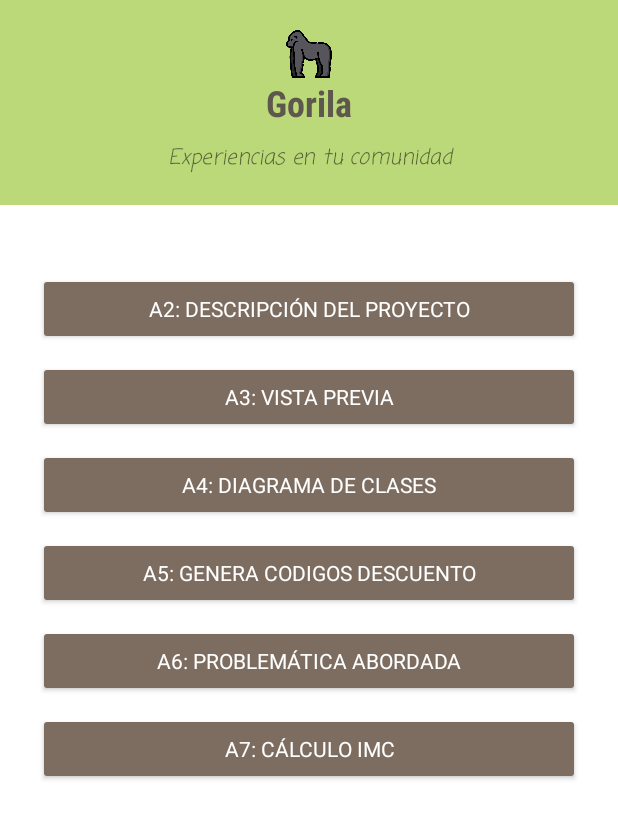
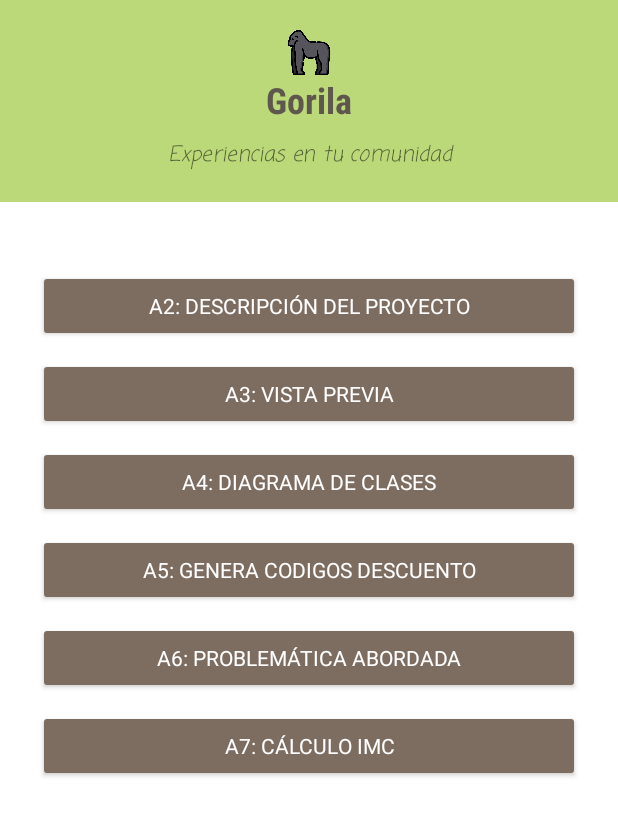
Before and after one commit to DaniniSC/Gorilapp, an Android app: the screen it shows after launch (MainActivity), on a phone screen of 412 x 824 dp. Shown: the top 819 px of the screen. Run offline under Robolectric (Android 15) with nearby library versions, the phone set to English and light mode, and no system bars.

Commit message:
Fix: height img

```diff
--- a/app/src/main/res/layout/activity_main.xml
+++ b/app/src/main/res/layout/activity_main.xml
@@ -30,7 +30,7 @@
                 <ImageView
                     android:id="@+id/imageView3"
                     android:layout_width="match_parent"
-                    android:layout_height="32dp"
+                    android:layout_height="30dp"
                     app:srcCompat="@drawable/gorilla" />
 
                 <TextView
```
